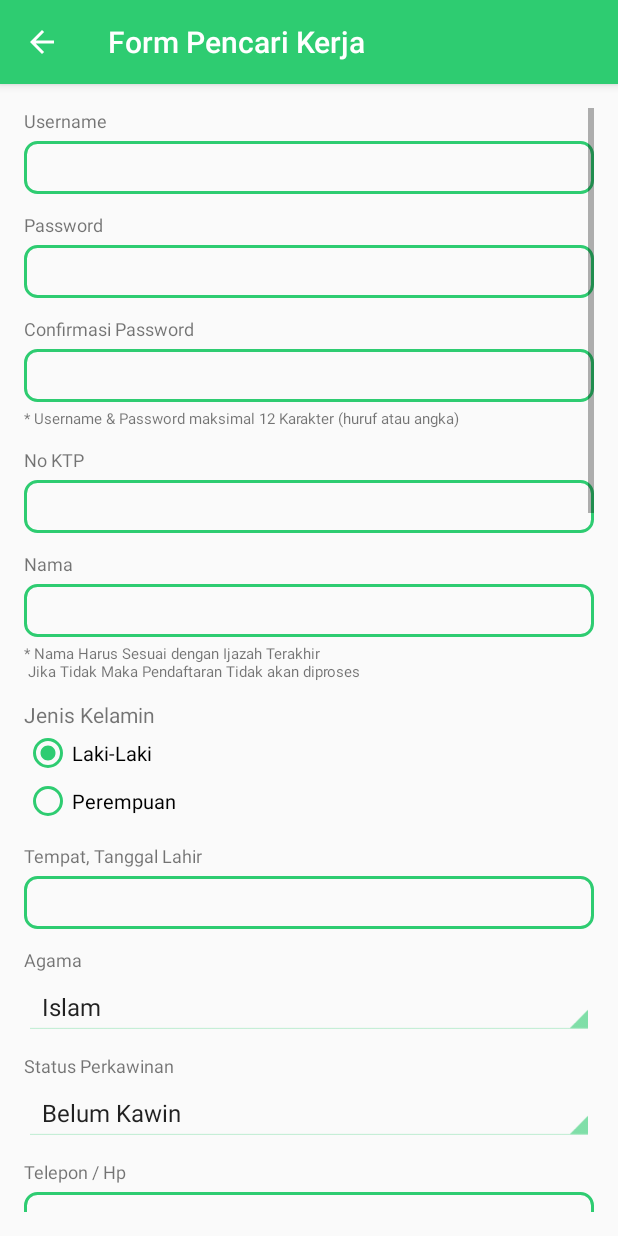
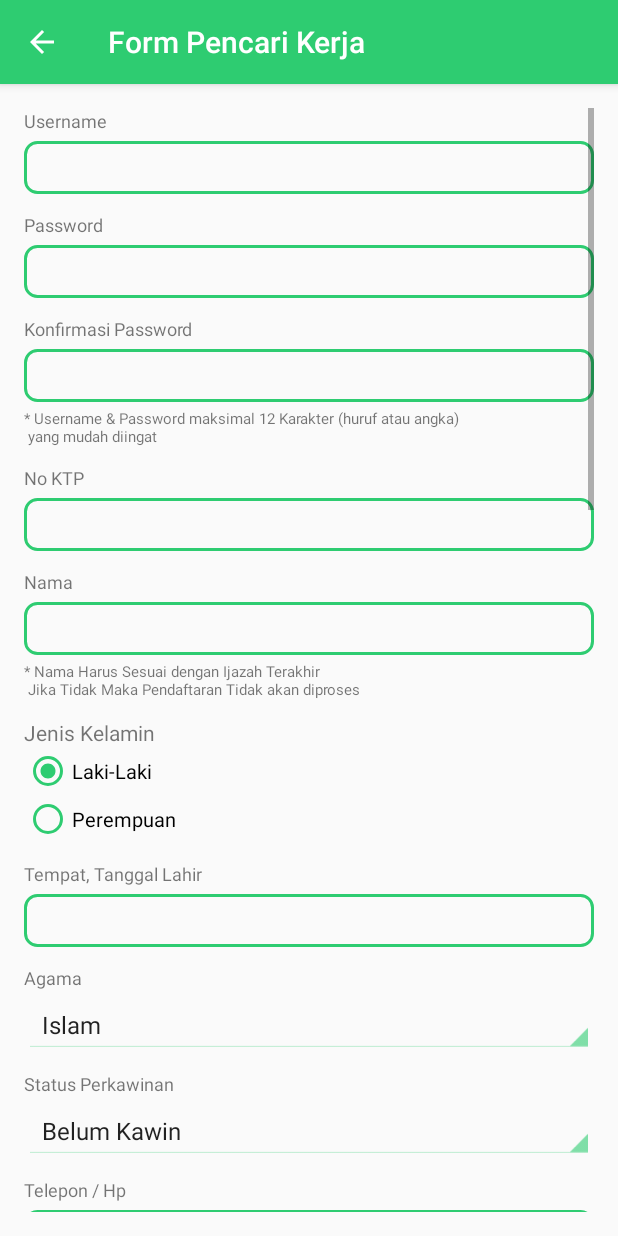
Before and after one commit to rizkypbc/AksesBLKSamarinda, an Android app: the FormPencaker screen opened directly, with no data from a screen before it, on a phone screen of 412 x 824 dp. Run offline under Robolectric (Android 15) with nearby library versions, the phone set to English and light mode, and no system bars; network calls fail.

Commit message:
Penambahan Perusahaan

```diff
--- a/app/build.gradle
+++ b/app/build.gradle
@@ -8,8 +8,8 @@ android {
         minSdkVersion 15
         targetSdkVersion 23
         multiDexEnabled true
-        versionCode 7
-        versionName '2.5'
+        versionCode 9
+        versionName '2.5.1'
         testInstrumentationRunner "android.support.test.runner.AndroidJUnitRunner"
     }
     buildTypes {
--- a/app/src/main/res/layout/activity_form_pencari_kerja.xml
+++ b/app/src/main/res/layout/activity_form_pencari_kerja.xml
@@ -70,7 +70,7 @@
             android:layout_height="wrap_content"
             android:layout_marginTop="12dp"
             android:paddingBottom="5dp"
-            android:text="Confirmasi Password"
+            android:text="Konfirmasi Password"
             android:textSize="12sp" />
 
         <EditText
@@ -86,7 +86,7 @@
             android:layout_width="wrap_content"
             android:layout_height="wrap_content"
             android:layout_marginTop="4dp"
-            android:text="* Username &amp; Password maksimal 12 Karakter (huruf atau angka)"
+            android:text="* Username &amp; Password maksimal 12 Karakter (huruf atau angka)\n yang mudah diingat"
             android:textSize="10sp" />
 
         <TextView
--- a/app/src/main/res/values/strings.xml
+++ b/app/src/main/res/values/strings.xml
@@ -90,7 +90,7 @@
         <item>PT. Indomarco Prismatama</item>
         <item>PT. Karya Putra Surya Gemilang</item>
         <item>PT. Midi Utama Indonesia</item>
-        <item>PT. HK Group</item>
+        <item>CV. PESANGBUNGKUS</item>
         <item>PT. Panen Lestari Internusa/Sogo Dept Store</item>
         <item>PT. Paragon Technology And Innovation</item>
         <item>PT. Paula Jaya</item>
@@ -102,10 +102,10 @@
         <item>PT. Surya Hutani Jaya</item>
         <item>PT. Sriwijaya Teknik Utama</item>
         <item>PT. Tata Optima Property</item>
-        <item>PT. Sriwijaya Teknik Utama</item>
         <item>CV. Rizky Patria</item>
         <item>PT. Bukit Intan Indoperkasa</item>
         <item>PT. BFI Finance Indonesia</item>
+        <item>PT. CARSURIN</item>
     </string-array>
 
     <string-array name="bank_sahabat">
@@ -290,11 +290,6 @@
         <item>HVAC SPV(Pendingin dan Tata Udara</item>
     </string-array>
 
-    <string-array name="pt_sriwijaya_teknik">
-        <item>Teknisi Cylinder Head</item>
-        <item>Operator Mesin Crankshaft</item>
-        <item>Operator Center Block</item>
-    </string-array>
 
     <string-array name="pt_rizky">
         <item>Teknisi Lapangan</item>
@@ -316,6 +311,12 @@
         <item>Collector</item>
         <item>IT Wilayah</item>
         <item>Management Trainee</item>
+    </string-array>
+
+    <string-array name="pt_carsurin">
+        <item>Site Coordinator</item>
+        <item>Sampler Supervisor</item>
+        <item>Preparator Supervisor</item>
     </string-array>
 
     <string name="nama_posisi">Pilih Posisi</string>
```
Also changed, not shown: app/src/main/java/com/akses/blk/samarinda/FormPencaker.java (+4 -4 lines).
